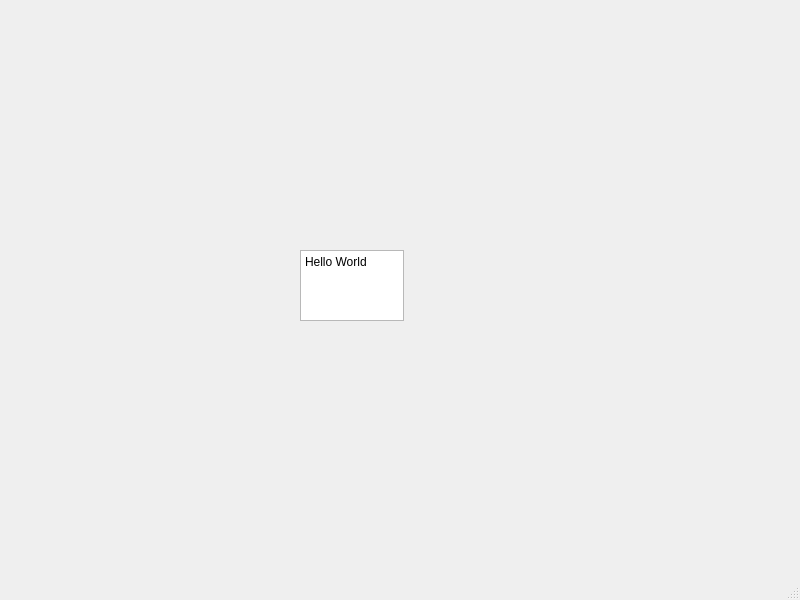
Qt form ui/test.ui (32601635/OpenCV_project) before a commit.
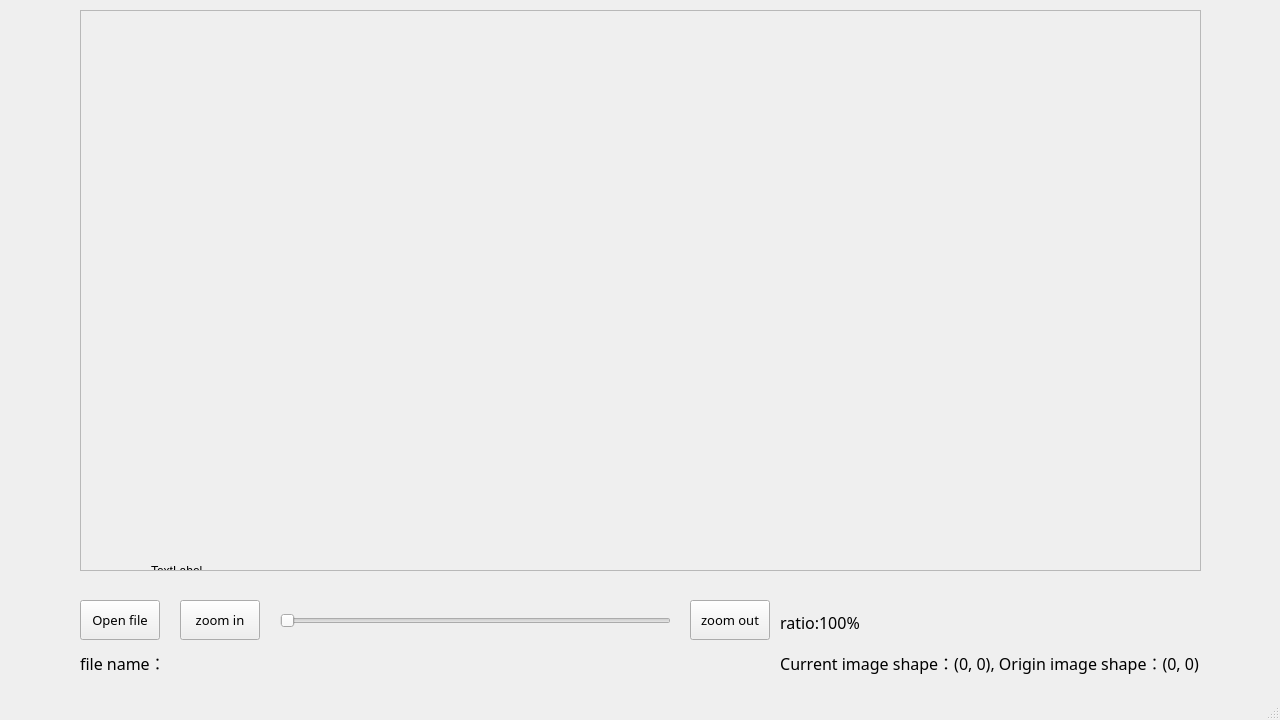
The same form after that commit.

Diff of the .ui file:
```diff
--- a/ui/test.ui
+++ b/ui/test.ui
@@ -6,30 +6,187 @@
    <rect>
     <x>0</x>
     <y>0</y>
-    <width>800</width>
-    <height>600</height>
+    <width>1280</width>
+    <height>720</height>
    </rect>
   </property>
   <property name="windowTitle">
    <string>MainWindow</string>
   </property>
   <widget class="QWidget" name="centralwidget">
-   <widget class="QTextEdit" name="textEdit">
+   <widget class="QPushButton" name="btn_zoom_in">
     <property name="geometry">
      <rect>
-      <x>300</x>
-      <y>250</y>
-      <width>104</width>
-      <height>71</height>
+      <x>180</x>
+      <y>600</y>
+      <width>80</width>
+      <height>40</height>
      </rect>
     </property>
-    <property name="html">
-     <string>&lt;!DOCTYPE HTML PUBLIC &quot;-//W3C//DTD HTML 4.0//EN&quot; &quot;http://www.w3.org/TR/REC-html40/strict.dtd&quot;&gt;
-&lt;html&gt;&lt;head&gt;&lt;meta name=&quot;qrichtext&quot; content=&quot;1&quot; /&gt;&lt;style type=&quot;text/css&quot;&gt;
-p, li { white-space: pre-wrap; }
-&lt;/style&gt;&lt;/head&gt;&lt;body style=&quot; font-family:'PMingLiU'; font-size:9pt; font-weight:400; font-style:normal;&quot;&gt;
-&lt;p style=&quot; margin-top:0px; margin-bottom:0px; margin-left:0px; margin-right:0px; -qt-block-indent:0; text-indent:0px;&quot;&gt;Hello World&lt;/p&gt;
-&lt;p style=&quot;-qt-paragraph-type:empty; margin-top:0px; margin-bottom:0px; margin-left:0px; margin-right:0px; -qt-block-indent:0; text-indent:0px;&quot;&gt;&lt;br /&gt;&lt;/p&gt;&lt;/body&gt;&lt;/html&gt;</string>
+    <property name="font">
+     <font>
+      <family>微軟正黑體</family>
+      <pointsize>10</pointsize>
+     </font>
+    </property>
+    <property name="text">
+     <string>zoom in</string>
+    </property>
+   </widget>
+   <widget class="QPushButton" name="btn_zoom_out">
+    <property name="geometry">
+     <rect>
+      <x>690</x>
+      <y>600</y>
+      <width>80</width>
+      <height>40</height>
+     </rect>
+    </property>
+    <property name="font">
+     <font>
+      <family>微軟正黑體</family>
+      <pointsize>10</pointsize>
+     </font>
+    </property>
+    <property name="text">
+     <string>zoom out</string>
+    </property>
+   </widget>
+   <widget class="QWidget" name="verticalLayoutWidget">
+    <property name="geometry">
+     <rect>
+      <x>80</x>
+      <y>10</y>
+      <width>1121</width>
+      <height>561</height>
+     </rect>
+    </property>
+    <layout class="QVBoxLayout" name="verticalLayout">
+     <item>
+      <widget class="QScrollArea" name="scrollArea">
+       <property name="widgetResizable">
+        <bool>true</bool>
+       </property>
+       <widget class="QWidget" name="scrollAreaWidgetContents">
+        <property name="geometry">
+         <rect>
+          <x>0</x>
+          <y>0</y>
+          <width>1117</width>
+          <height>557</height>
+         </rect>
+        </property>
+        <widget class="QLabel" name="label_img">
+         <property name="geometry">
+          <rect>
+           <x>70</x>
+           <y>20</y>
+           <width>1920</width>
+           <height>1080</height>
+          </rect>
+         </property>
+         <property name="text">
+          <string>TextLabel</string>
+         </property>
+        </widget>
+       </widget>
+      </widget>
+     </item>
+    </layout>
+   </widget>
+   <widget class="QLabel" name="label_img_shape">
+    <property name="geometry">
+     <rect>
+      <x>779</x>
+      <y>650</y>
+      <width>421</width>
+      <height>25</height>
+     </rect>
+    </property>
+    <property name="font">
+     <font>
+      <family>微軟正黑體</family>
+      <pointsize>12</pointsize>
+     </font>
+    </property>
+    <property name="layoutDirection">
+     <enum>Qt::LeftToRight</enum>
+    </property>
+    <property name="text">
+     <string>Current image shape：(0, 0), Origin image shape：(0, 0)</string>
+    </property>
+    <property name="alignment">
+     <set>Qt::AlignCenter</set>
+    </property>
+   </widget>
+   <widget class="QLabel" name="label_ratio">
+    <property name="geometry">
+     <rect>
+      <x>780</x>
+      <y>610</y>
+      <width>100</width>
+      <height>25</height>
+     </rect>
+    </property>
+    <property name="font">
+     <font>
+      <family>微軟正黑體</family>
+      <pointsize>12</pointsize>
+     </font>
+    </property>
+    <property name="text">
+     <string>ratio:100%</string>
+    </property>
+   </widget>
+   <widget class="QPushButton" name="btn_open_file">
+    <property name="geometry">
+     <rect>
+      <x>80</x>
+      <y>600</y>
+      <width>80</width>
+      <height>40</height>
+     </rect>
+    </property>
+    <property name="font">
+     <font>
+      <family>微軟正黑體</family>
+      <pointsize>10</pointsize>
+     </font>
+    </property>
+    <property name="text">
+     <string>Open file</string>
+    </property>
+   </widget>
+   <widget class="QLabel" name="label_file_name">
+    <property name="geometry">
+     <rect>
+      <x>80</x>
+      <y>650</y>
+      <width>671</width>
+      <height>25</height>
+     </rect>
+    </property>
+    <property name="font">
+     <font>
+      <family>微軟正黑體</family>
+      <pointsize>12</pointsize>
+     </font>
+    </property>
+    <property name="text">
+     <string>file name：</string>
+    </property>
+   </widget>
+   <widget class="QSlider" name="slider_zoom">
+    <property name="geometry">
+     <rect>
+      <x>280</x>
+      <y>610</y>
+      <width>391</width>
+      <height>22</height>
+     </rect>
+    </property>
+    <property name="orientation">
+     <enum>Qt::Horizontal</enum>
     </property>
    </widget>
   </widget>
```
Left out of the diff: 2 changed lines with no effect on the pictures.
